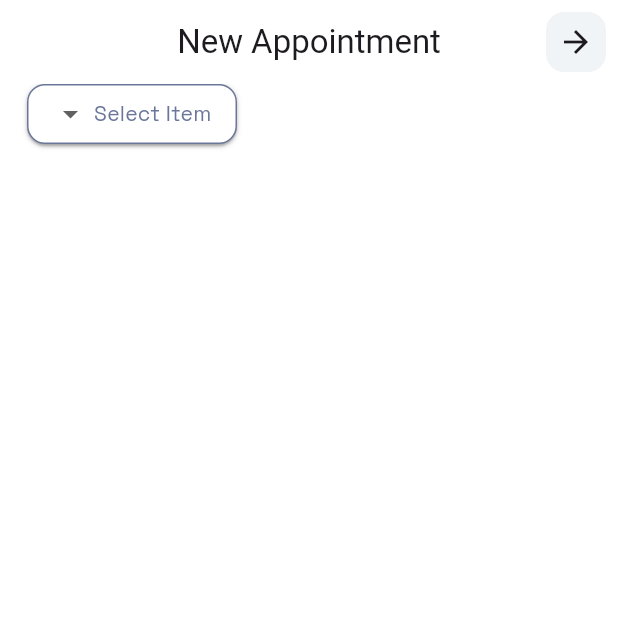
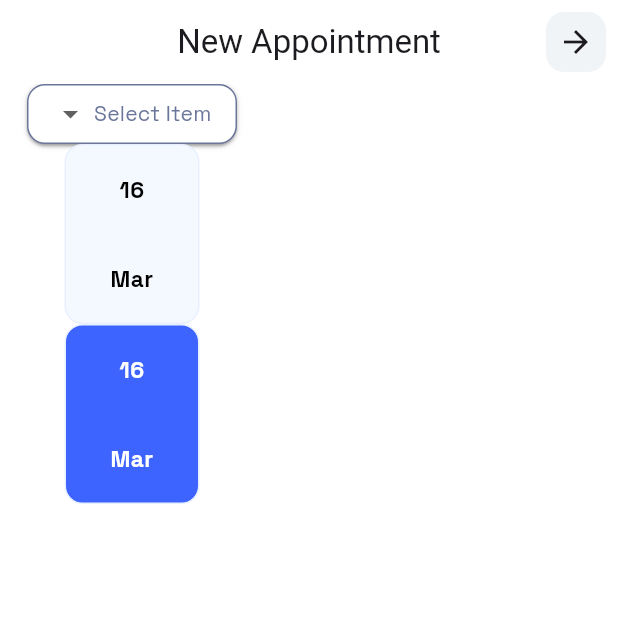
Before and after one commit to Open-Sourcers/DocLink_Flutter, a Flutter app: the NewAppointmentView screen opened by its route, on a phone screen of 412 x 824 dp, the top half of it. Run offline on Flutter 3.47's test engine with Material 3 defaults, Android fonts, the phone set to English and light mode, and no system bars; drawn by our look-alikes of dropdown_button2; our stand-ins replace awesome_dialog, dartz, dio, flutter_bloc, flutter_screenutil, flutter_svg and 7 more.

Commit message:
create active and inactive day card

```diff
--- /dev/null
+++ b/lib/features/user_views/new_appointment/presentation/views/widgets/active_day_card.dart
@@ -0,0 +1,45 @@
+import 'package:doc_link_project/core/utils/app_colors.dart';
+import 'package:doc_link_project/core/utils/styless.dart';
+import 'package:flutter/material.dart';
+
+class ActiveDayCard extends StatelessWidget {
+  const ActiveDayCard({
+    super.key,
+    required this.day,
+    required this.month,
+    this.onTap,
+  });
+  final int day;
+  final String month;
+  final Function()? onTap;
+  @override
+  Widget build(BuildContext context) {
+    return GestureDetector(
+      onTap: onTap,
+      child: AnimatedContainer(
+        duration: const Duration(microseconds: 300),
+        height: 120,
+        width: 90,
+        margin: const EdgeInsets.symmetric(horizontal: 8),
+        decoration: BoxDecoration(
+          color: AppColors.commonColor,
+          borderRadius: BorderRadius.circular(12),
+          border: Border.all(width: 1, color: AppColors.grey200),
+        ),
+        child: Column(
+          mainAxisAlignment: MainAxisAlignment.spaceAround,
+          children: [
+            Text(
+              day.toString(),
+              style: Styless.textSemiBold15.copyWith(color: AppColors.white),
+            ),
+            Text(
+              month,
+              style: Styless.textSemiBold15.copyWith(color: AppColors.white),
+            ),
+          ],
+        ),
+      ),
+    );
+  }
+}
--- /dev/null
+++ b/lib/features/user_views/new_appointment/presentation/views/widgets/in_active_day_card.dart
@@ -0,0 +1,39 @@
+import 'package:doc_link_project/core/utils/app_colors.dart';
+import 'package:doc_link_project/core/utils/styless.dart';
+import 'package:flutter/material.dart';
+
+class InActiveDayCard extends StatelessWidget {
+  const InActiveDayCard({
+    super.key,
+    required this.day,
+    required this.month,
+    this.onTap,
+  });
+  final int day;
+  final String month;
+  final Function()? onTap;
+  @override
+  Widget build(BuildContext context) {
+    return InkWell(
+      onTap: onTap,
+      child: AnimatedContainer(
+        duration: const Duration(microseconds: 300),
+        height: 120,
+        width: 90,
+        margin: const EdgeInsets.symmetric(horizontal: 8),
+        decoration: BoxDecoration(
+          color: AppColors.grey100,
+          borderRadius: BorderRadius.circular(12),
+          border: Border.all(width: 1, color: AppColors.grey200),
+        ),
+        child: Column(
+          mainAxisAlignment: MainAxisAlignment.spaceAround,
+          children: [
+            Text(day.toString(), style: Styless.textSemiBold15),
+            Text(month, style: Styless.textSemiBold15),
+          ],
+        ),
+      ),
+    );
+  }
+}
--- a/lib/features/user_views/new_appointment/presentation/views/widgets/new_appointment_time.dart
+++ b/lib/features/user_views/new_appointment/presentation/views/widgets/new_appointment_time.dart
@@ -1,3 +1,5 @@
+import 'package:doc_link_project/features/user_views/new_appointment/presentation/views/widgets/active_day_card.dart';
+import 'package:doc_link_project/features/user_views/new_appointment/presentation/views/widgets/in_active_day_card.dart';
 import 'package:doc_link_project/features/user_views/new_appointment/presentation/views/widgets/custom_drop_down_feild.dart';
 import 'package:flutter/material.dart';
 
@@ -9,6 +11,8 @@ class NewAppointmentTime extends StatelessWidget {
     return const Column(
       children: [
         CustomDropDownFeild(),
+        InActiveDayCard(day: 16, month: 'Mar'),
+        ActiveDayCard(day: 16, month: 'Mar'),
       ],
     );
   }
```
